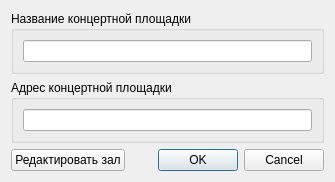
Demonist/TCS, file Admin/MainManager/placesWidget/cplacedialog.ui: the form before one commit.
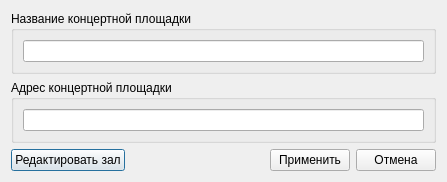
The form after the commit. Icons and pictures are not drawn.

The edit to the form file:
```diff
--- a/Admin/MainManager/placesWidget/cplacedialog.ui
+++ b/Admin/MainManager/placesWidget/cplacedialog.ui
@@ -6,8 +6,8 @@
    <rect>
     <x>0</x>
     <y>0</y>
-    <width>335</width>
-    <height>163</height>
+    <width>447</width>
+    <height>167</height>
    </rect>
   </property>
   <property name="windowTitle">
@@ -38,7 +38,7 @@
      </layout>
     </widget>
    </item>
-   <item row="2" column="0">
+   <item row="3" column="0">
     <layout class="QHBoxLayout" name="horizontalLayout">
      <item>
       <widget class="QPushButton" name="pbnEditPlaceScheme">
@@ -61,14 +61,42 @@
       </spacer>
      </item>
      <item>
-      <widget class="QDialogButtonBox" name="buttonBox">
-       <property name="standardButtons">
-        <set>QDialogButtonBox::Cancel|QDialogButtonBox::Ok</set>
+      <widget class="QPushButton" name="pbnApply">
+       <property name="text">
+        <string>Применить</string>
+       </property>
+       <property name="icon">
+        <iconset resource="../main_res.qrc">
+         <normaloff>:/images/apply.png</normaloff>:/images/apply.png</iconset>
+       </property>
+      </widget>
+     </item>
+     <item>
+      <widget class="QPushButton" name="pbnCancel">
+       <property name="text">
+        <string>Отмена</string>
+       </property>
+       <property name="icon">
+        <iconset resource="../main_res.qrc">
+         <normaloff>:/images/cancel.png</normaloff>:/images/cancel.png</iconset>
        </property>
       </widget>
      </item>
     </layout>
    </item>
+   <item row="2" column="0">
+    <spacer name="verticalSpacer">
+     <property name="orientation">
+      <enum>Qt::Vertical</enum>
+     </property>
+     <property name="sizeHint" stdset="0">
+      <size>
+       <width>20</width>
+       <height>40</height>
+      </size>
+     </property>
+    </spacer>
+   </item>
   </layout>
   <zorder>groupBox</zorder>
   <zorder>groupBox_2</zorder>
```
Left out of the diff: 8 changed lines with no effect on the pictures.
